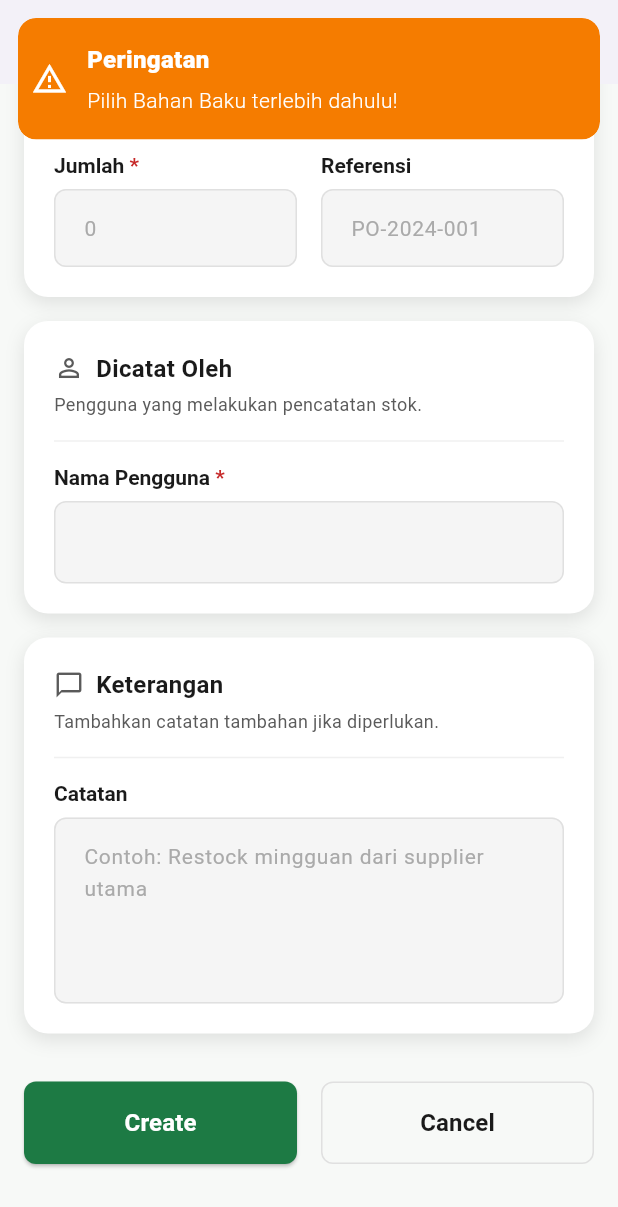
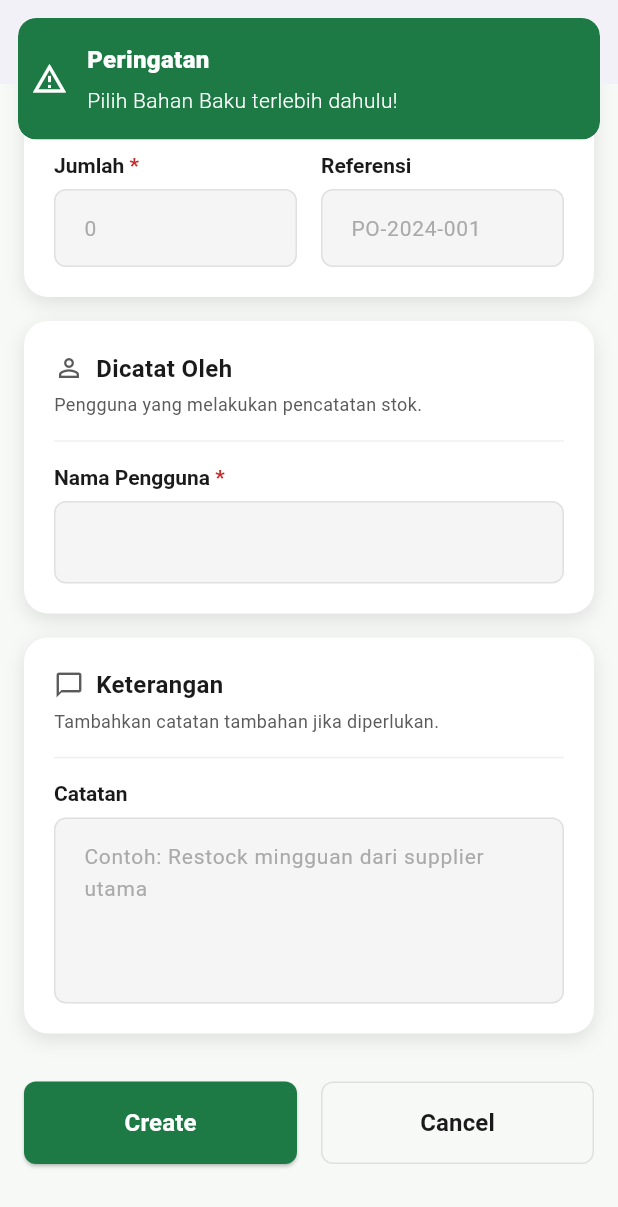
Before and after one commit to Alnieto7/kawaiii_coffee, a Flutter app: the InputStokResponsive screen opened by its route, scrolled down 246 dp, after a tap on "Create", on a phone screen of 412 x 824 dp. Shown: the top 1207 px of the screen. Run offline on Flutter 3.47's test engine with Material 3 defaults, Android fonts, the phone set to English and light mode, and no system bars; our stand-ins replace firebase_core, firebase_messaging, get, get_storage, permission_handler, qr_flutter; missing offline and left inert: esc_pos_utils_plus, print_bluetooth_thermal; accounts and stored records are empty; network calls fail.

Commit message:
mereivisi warna pop up di input stovk [AO]

```diff
--- a/lib/Controller/Admin/Kasir/InputStockController.dart
+++ b/lib/Controller/Admin/Kasir/InputStockController.dart
@@ -6,6 +6,8 @@ import 'package:kawaiii_coffee/Model/IngredientModel.dart';
 import 'package:kawaiii_coffee/Provider/IngredientsProvider.dart';
 import 'package:kawaiii_coffee/Provider/StockMovementProvider.dart';
 import 'package:kawaiii_coffee/snackbarhelper.dart';
+// 🔥 TAMBAHKAN IMPORT APP COLORS DI SINI
+import 'package:kawaiii_coffee/Component/app_colors.dart';
 
 class InputStokController extends GetxController {
   // --- STATE VARIABEL ---
@@ -121,8 +123,8 @@ class InputStokController extends GetxController {
                     resetForm(); // Kosongkan form
                   },
                   style: OutlinedButton.styleFrom(
-                    foregroundColor: const Color(0xFFD97706),
-                    side: const BorderSide(color: Color(0xFFD97706)),
+                    foregroundColor: AppColors.primary,
+                    side: const BorderSide(color: AppColors.primary),
                   ),
                   child: const Text('Input Stock Lagi'),
                 ),
@@ -130,11 +132,11 @@ class InputStokController extends GetxController {
                 // Tombol Kembali
                 ElevatedButton(
                   onPressed: () {
-                    Get.back(); // Tutup Pop-up
-                    Get.back(); // Kembali ke halaman sebelumnya (Dashboard)
+                    Get.back();
+                    Get.back();
                   },
                   style: ElevatedButton.styleFrom(
-                    backgroundColor: const Color(0xFFD97706),
+                    backgroundColor: AppColors.primary,
                     foregroundColor: Colors.white,
                   ),
                   child: const Text('Kembali'),
--- a/lib/snackbarhelper.dart
+++ b/lib/snackbarhelper.dart
@@ -40,7 +40,7 @@ class SnackbarHelper {
       title,
       message,
       snackPosition: SnackPosition.TOP,
-      backgroundColor: AppColors.warning,
+      backgroundColor: AppColors.primary,
       colorText: AppColors.textOnPrimary,
       icon: const Icon(Icons.warning_amber_outlined, color: AppColors.textOnPrimary),
       borderRadius: 12,
```
